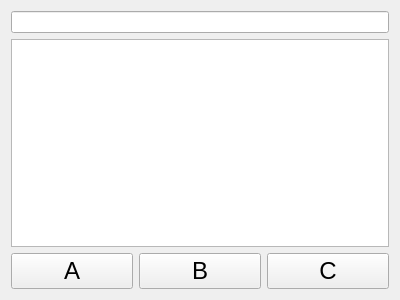
mkhalez/notes, file notes/dialogfornote.ui: the form before one commit.
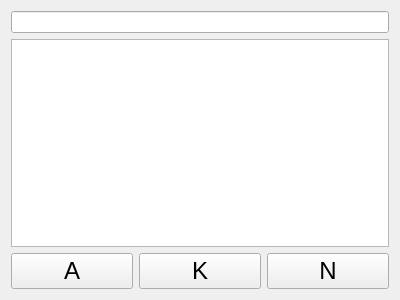
The form after the commit.

```diff
--- a/notes/dialogfornote.ui
+++ b/notes/dialogfornote.ui
@@ -44,7 +44,7 @@
           </font>
          </property>
          <property name="text">
-          <string>B</string>
+          <string>K</string>
          </property>
         </widget>
        </item>
@@ -56,7 +56,7 @@
           </font>
          </property>
          <property name="text">
-          <string>С</string>
+          <string>N</string>
          </property>
         </widget>
        </item>
```
